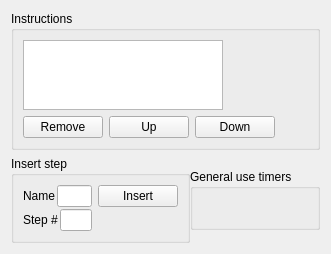
Brewtarget/brewtarget, file ui/brewDayWidget.ui: the form before one commit.
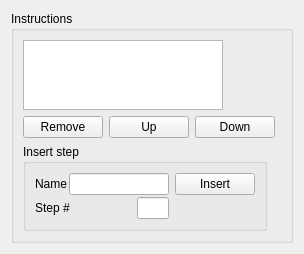
The form after the commit.

Commit message: Removed timers from BrewDayWidget and made a separate Dialog for them. Also cleaned up the TimerWidget and BrewDayWidget.

```diff
--- a/ui/brewDayWidget.ui
+++ b/ui/brewDayWidget.ui
@@ -6,8 +6,8 @@
    <rect>
     <x>0</x>
     <y>0</y>
-    <width>305</width>
-    <height>248</height>
+    <width>253</width>
+    <height>251</height>
    </rect>
   </property>
   <property name="windowTitle">
@@ -69,33 +69,6 @@
           </item>
          </layout>
         </item>
-       </layout>
-      </item>
-      <item>
-       <widget class="QStackedWidget" name="stackedWidget">
-        <property name="sizePolicy">
-         <sizepolicy hsizetype="Preferred" vsizetype="Preferred">
-          <horstretch>0</horstretch>
-          <verstretch>0</verstretch>
-         </sizepolicy>
-        </property>
-        <property name="minimumSize">
-         <size>
-          <width>0</width>
-          <height>0</height>
-         </size>
-        </property>
-        <widget class="QWidget" name="page_2"/>
-       </widget>
-      </item>
-     </layout>
-    </widget>
-   </item>
-   <item>
-    <layout class="QHBoxLayout" name="horizontalLayout_4">
-     <property name="spacing">
-      <number>0</number>
-     </property>
      <item>
       <widget class="QGroupBox" name="groupBox">
        <property name="sizePolicy">
@@ -227,51 +200,27 @@
        </layout>
       </widget>
      </item>
+       </layout>
+      </item>
      <item>
-      <widget class="QGroupBox" name="groupBox_timers">
+       <widget class="QStackedWidget" name="stackedWidget">
        <property name="sizePolicy">
-        <sizepolicy hsizetype="Minimum" vsizetype="Maximum">
+         <sizepolicy hsizetype="Preferred" vsizetype="Preferred">
          <horstretch>0</horstretch>
          <verstretch>0</verstretch>
         </sizepolicy>
        </property>
-       <property name="title">
-        <string>General use timers</string>
-       </property>
-       <layout class="QHBoxLayout" name="horizontalLayout_timers">
-        <item>
-         <spacer name="horizontalSpacer_2">
-          <property name="orientation">
-           <enum>Qt::Horizontal</enum>
-          </property>
-          <property name="sizeType">
-           <enum>QSizePolicy::MinimumExpanding</enum>
-          </property>
-          <property name="sizeHint" stdset="0">
+        <property name="minimumSize">
            <size>
             <width>0</width>
-            <height>20</height>
-           </size>
-          </property>
-         </spacer>
-        </item>
-       </layout>
-      </widget>
-     </item>
-     <item>
-      <spacer name="horizontalSpacer">
-       <property name="orientation">
-        <enum>Qt::Horizontal</enum>
-       </property>
-       <property name="sizeHint" stdset="0">
-        <size>
-         <width>40</width>
-         <height>20</height>
-        </size>
-       </property>
-      </spacer>
-     </item>
-    </layout>
+          <height>0</height>
+         </size>
+        </property>
+        <widget class="QWidget" name="page_2"/>
+       </widget>
+      </item>
+     </layout>
+    </widget>
    </item>
   </layout>
  </widget>
```
Lines whose indentation alone changed are shown as unchanged. The commit also changes 8 other files.
